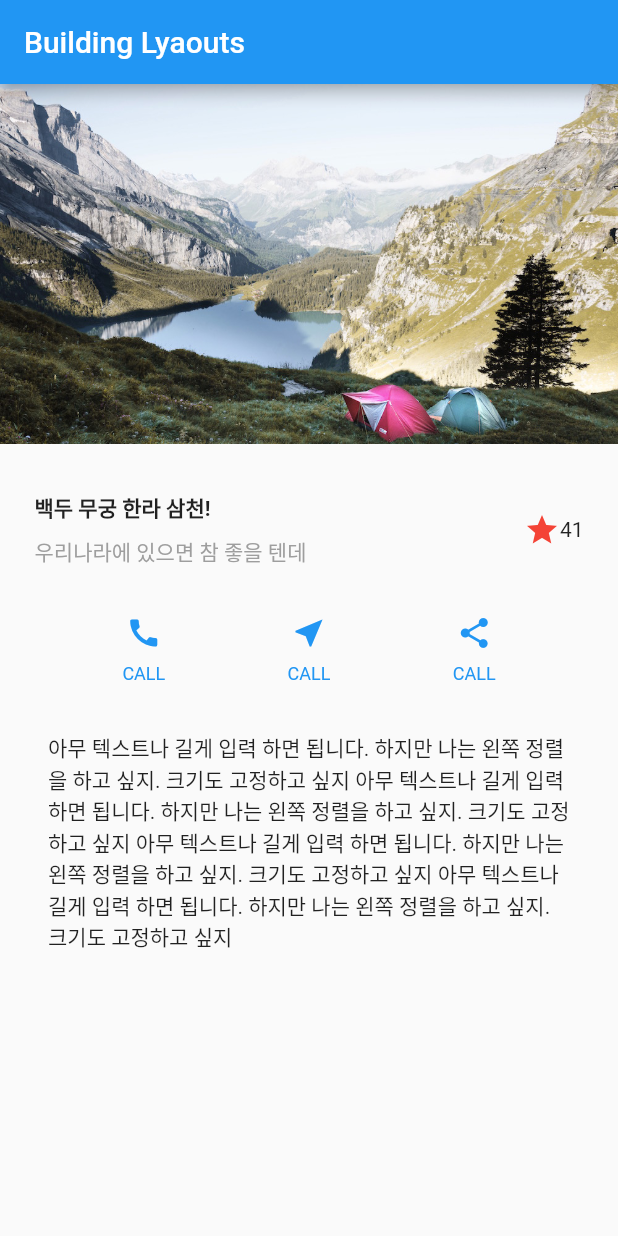
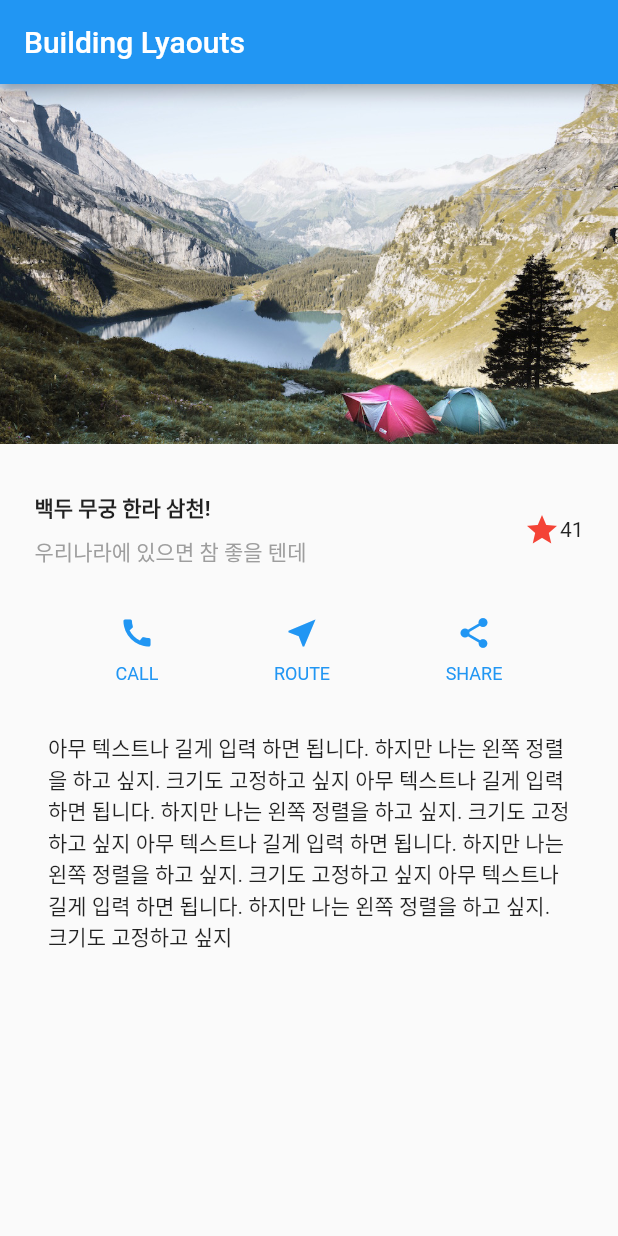
Before and after one commit to Dart-for-Apps/flutter-building-layouts, a Flutter app: the screen it shows after launch, on a phone screen of 412 x 824 dp. Run offline on Flutter 3.47's test engine with Material 2 defaults, Android fonts, the phone set to English and light mode, and no system bars.

Commit message:
Change title of the buttons

```diff
--- a/lib/button_section.dart
+++ b/lib/button_section.dart
@@ -36,8 +36,8 @@ class ButtonSection extends StatelessWidget {
       mainAxisAlignment: MainAxisAlignment.spaceEvenly,
       children: <Widget>[
         CustomButton(icon: Icons.call, label: 'CALL'),
-        CustomButton(icon: Icons.near_me, label: 'CALL'),
-        CustomButton(icon: Icons.share, label: 'CALL'),
+        CustomButton(icon: Icons.near_me, label: 'ROUTE'),
+        CustomButton(icon: Icons.share, label: 'SHARE'),
       ],
     );
   }
```
